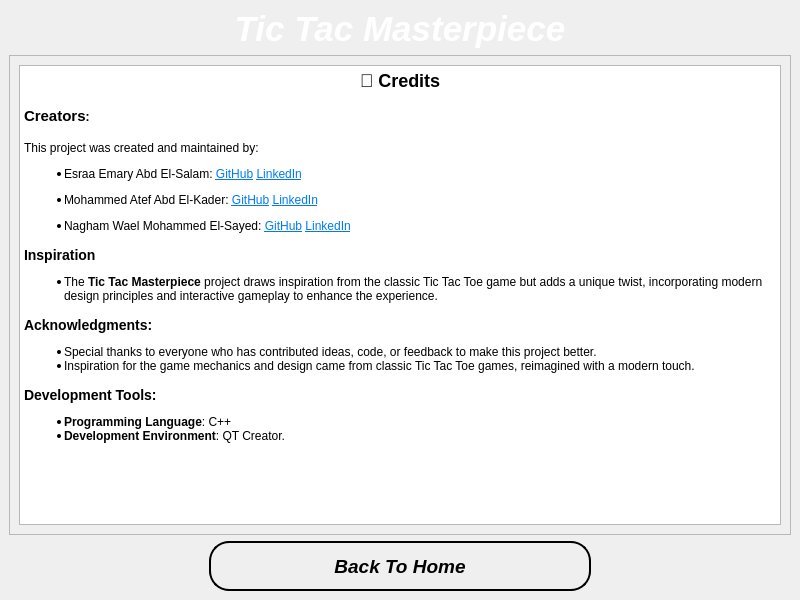
Before: the Qt Designer form creditswindow.ui in Mohammed-3tef/Tic_Tac_Masterpiece_GUI, drawn with Qt 5.
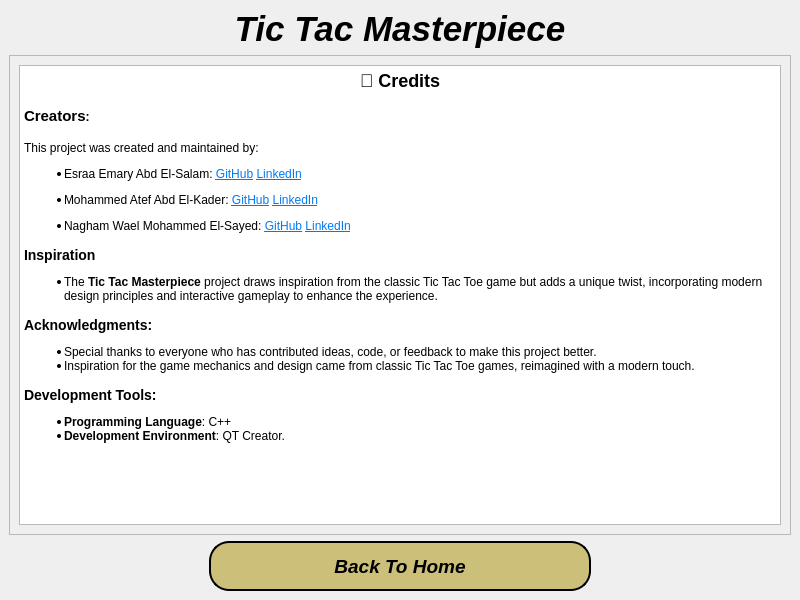
After: the same form once the commit is applied. Icons and pictures are not drawn.

```diff
--- a/creditswindow.ui
+++ b/creditswindow.ui
@@ -39,7 +39,7 @@
        </font>
       </property>
       <property name="styleSheet">
-       <string notr="true">color: white;</string>
+       <string notr="true">color: #000;</string>
       </property>
       <property name="text">
        <string>Tic Tac Masterpiece</string>
@@ -119,9 +119,7 @@
        <string notr="true">QPushButton {
 	margin-right: 200%;
 	margin-left: 200%;
-	background: qlineargradient(spread:pad, x1:0, y1:0, x2:1, y2:0,  
-	stop:1 #c8b6ff
-	stop:0 #7ccbd6);
+	background: #cbbf7a;
 	
     color: #000; 
     border: 2px solid rgb(0,0,0) ;
```
Left out of the diff: 30 changed lines with no effect on the pictures.
